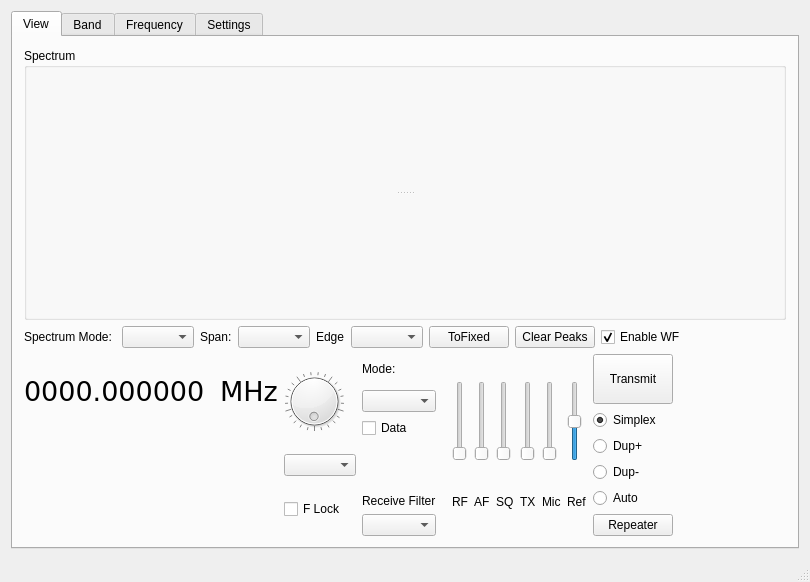
Before: the Qt Designer form wfmain.ui in adecarolis/wfweb, drawn with Qt 5.
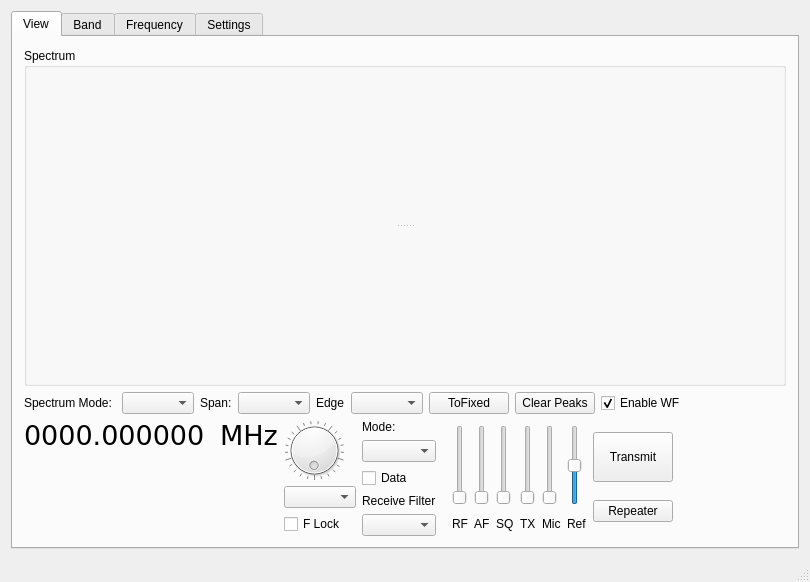
After: the same form once the commit is applied. Custom widgets are drawn as their Qt base class.

The edit to the form file:
```diff
--- a/wfmain.ui
+++ b/wfmain.ui
@@ -620,49 +620,6 @@
               </property>
              </widget>
             </item>
-            <item>
-             <widget class="QRadioButton" name="rptSimplexBtn">
-              <property name="text">
-               <string>Simplex</string>
-              </property>
-              <property name="checked">
-               <bool>true</bool>
-              </property>
-              <attribute name="buttonGroup">
-               <string notr="true">duplexBtnGrp</string>
-              </attribute>
-             </widget>
-            </item>
-            <item>
-             <widget class="QRadioButton" name="rptDupPlusBtn">
-              <property name="text">
-               <string>Dup+</string>
-              </property>
-              <attribute name="buttonGroup">
-               <string notr="true">duplexBtnGrp</string>
-              </attribute>
-             </widget>
-            </item>
-            <item>
-             <widget class="QRadioButton" name="rptDupMinusBtn">
-              <property name="text">
-               <string>Dup-</string>
-              </property>
-              <attribute name="buttonGroup">
-               <string notr="true">duplexBtnGrp</string>
-              </attribute>
-             </widget>
-            </item>
-            <item>
-             <widget class="QRadioButton" name="rptAutoBtn">
-              <property name="text">
-               <string>Auto</string>
-              </property>
-              <attribute name="buttonGroup">
-               <string notr="true">duplexBtnGrp</string>
-              </attribute>
-             </widget>
-            </item>
             <item>
              <widget class="QPushButton" name="rptSetupBtn">
               <property name="text">
```
